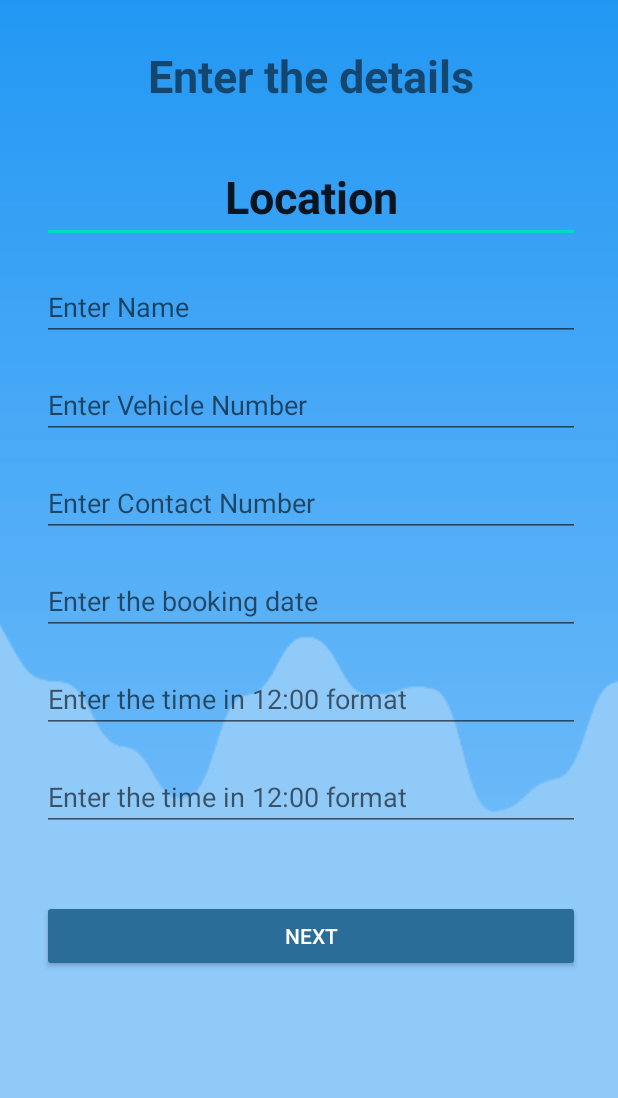
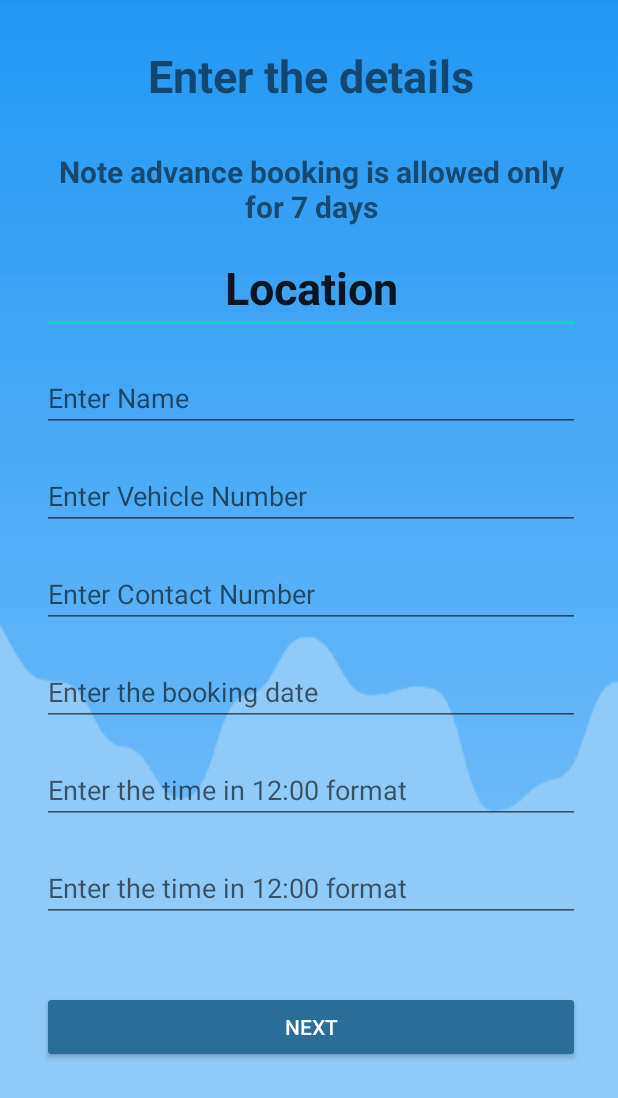
Before and after one commit to ampereKumar/CRUD_app, an Android app: the MainActivity screen opened directly, with no data from a screen before it, on a phone screen of 412 x 824 dp. Shown: the top 1098 px of the screen. Run offline under Robolectric (Android 15) with nearby library versions, the phone set to English and light mode, and no system bars; our stand-ins replace Firebase (no records; nobody signed in at launch, a user with empty details on screens opened directly).

Commit message:
User Parking APP

```diff
--- a/app/src/main/res/layout/activity_main.xml
+++ b/app/src/main/res/layout/activity_main.xml
@@ -21,17 +21,32 @@
         android:gravity="center"
         tools:layout_editor_absoluteX="176dp"
         tools:layout_editor_absoluteY="105dp" />
-    <com.google.android.material.textfield.TextInputEditText
-        android:id="@+id/location"
+    <TextView
+        android:id="@+id/textView3"
         android:layout_width="match_parent"
         android:layout_height="wrap_content"
         android:layout_marginTop="30dp"
         android:layout_marginStart="28dp"
         android:layout_marginEnd="25dp"
+        android:textSize="20dp"
+        android:textStyle="bold"
+        android:text="Note advance booking is allowed only for 7 days"
+        android:textAlignment="center"
+        android:gravity="center"
+        android:layout_below="@+id/textView2"
+        tools:layout_editor_absoluteX="176dp"
+        tools:layout_editor_absoluteY="105dp" />
+    <com.google.android.material.textfield.TextInputEditText
+        android:id="@+id/location"
+        android:layout_width="match_parent"
+        android:layout_height="wrap_content"
+        android:layout_marginTop="10dp"
+        android:layout_marginStart="28dp"
+        android:layout_marginEnd="25dp"
         android:textSize="30dp"
         android:textStyle="bold"
         android:text="Location"
-        android:layout_below="@id/textView2"
+        android:layout_below="@id/textView3"
         android:textAlignment="center"
         android:gravity="center"
         tools:layout_editor_absoluteX="176dp"
--- a/app/src/main/res/layout/activity_parking_list.xml
+++ b/app/src/main/res/layout/activity_parking_list.xml
@@ -4,6 +4,7 @@
     xmlns:tools="http://schemas.android.com/tools"
     android:layout_width="match_parent"
     android:id="@+id/home"
+    android:background="@color/yellow"
     android:layout_height="match_parent"
     tools:context=".MainActivity">
 
--- a/app/src/main/res/layout/bottom_sheet_dialog.xml
+++ b/app/src/main/res/layout/bottom_sheet_dialog.xml
@@ -2,6 +2,7 @@
 <RelativeLayout xmlns:android="http://schemas.android.com/apk/res/android"
     android:layout_width="match_parent"
     android:layout_height="wrap_content"
+    android:background="@color/dark_orange"
     android:id="@+id/idRlBSheet">
 
     <TextView
@@ -55,6 +56,7 @@
             android:layout_marginEnd="4dp"
             android:layout_marginBottom="4dp"
             android:layout_weight="1"
+            android:backgroundTint="@color/light_orange"
             android:text="Book Parking"
             android:textAllCaps="false"
             android:textColor="@color/white" />
--- a/app/src/main/res/layout/parkinglist.xml
+++ b/app/src/main/res/layout/parkinglist.xml
@@ -11,7 +11,7 @@
     <RelativeLayout
         android:layout_width="match_parent"
         android:layout_height="wrap_content"
-        android:background="@color/black">
+        android:background="@color/light_orange">
 
 <!--        <ImageView-->
 <!--            android:layout_width="match_parent"-->
--- a/app/src/main/res/values/colors.xml
+++ b/app/src/main/res/values/colors.xml
@@ -7,7 +7,10 @@
     <color name="teal_700">#FF018786</color>
     <color name="black">#FF000000</color>
     <color name="white">#FFFFFFFF</color>
-
+    <color name="yellow">#F3E54F</color>
+    <color name="light_orange">#FD8B28</color>
+    <color name="dark_orange">#FFBF23</color>
+    <color name="grey">#8B9997</color>
     <color name="blue_shade_1">#8e2433</color>
     <color name="blue_shade_2">#1C4966</color>
 
```
